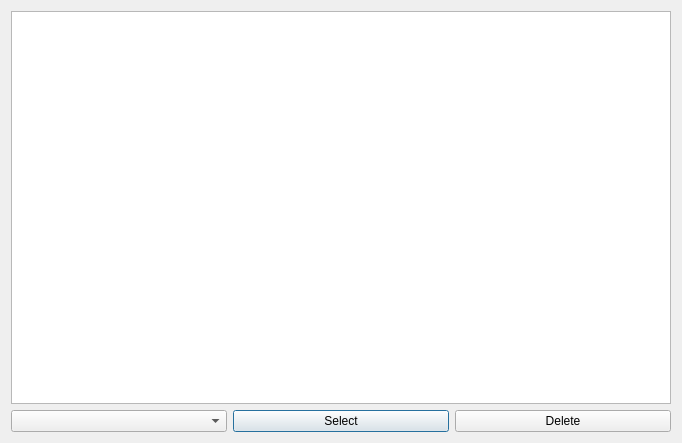
The window that Learn_Words_App_0_0_1/deleteword.ui (Sautenko-Andrey/learn_words_app) describes before a commit, drawn with Qt 5.
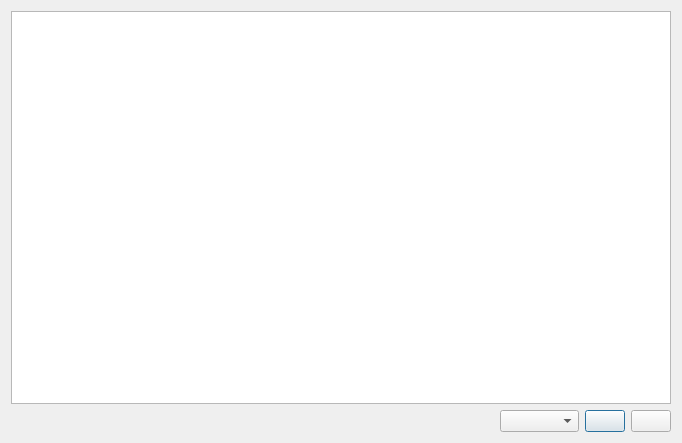
The same window after the commit.

```diff
--- a/Learn_Words_App_0_0_1/deleteword.ui
+++ b/Learn_Words_App_0_0_1/deleteword.ui
@@ -29,19 +29,38 @@
      <item>
       <layout class="QHBoxLayout" name="horizontalLayout">
        <item>
-        <widget class="QComboBox" name="modeComboBox"/>
+        <spacer name="horizontalSpacer">
+         <property name="orientation">
+          <enum>Qt::Horizontal</enum>
+         </property>
+         <property name="sizeHint" stdset="0">
+          <size>
+           <width>78</width>
+           <height>20</height>
+          </size>
+         </property>
+        </spacer>
+       </item>
+       <item>
+        <widget class="QComboBox" name="modeComboBox">
+         <property name="font">
+          <font>
+           <bold>true</bold>
+          </font>
+         </property>
+        </widget>
        </item>
        <item>
         <widget class="QPushButton" name="setButton">
          <property name="text">
-          <string>Select</string>
+          <string/>
          </property>
         </widget>
        </item>
        <item>
         <widget class="QPushButton" name="deleteButton">
          <property name="text">
-          <string>Delete</string>
+          <string/>
          </property>
          <property name="shortcut">
           <string>Ctrl+Return</string>
```
Left out of the diff: 3 changed lines with no effect on the pictures.
